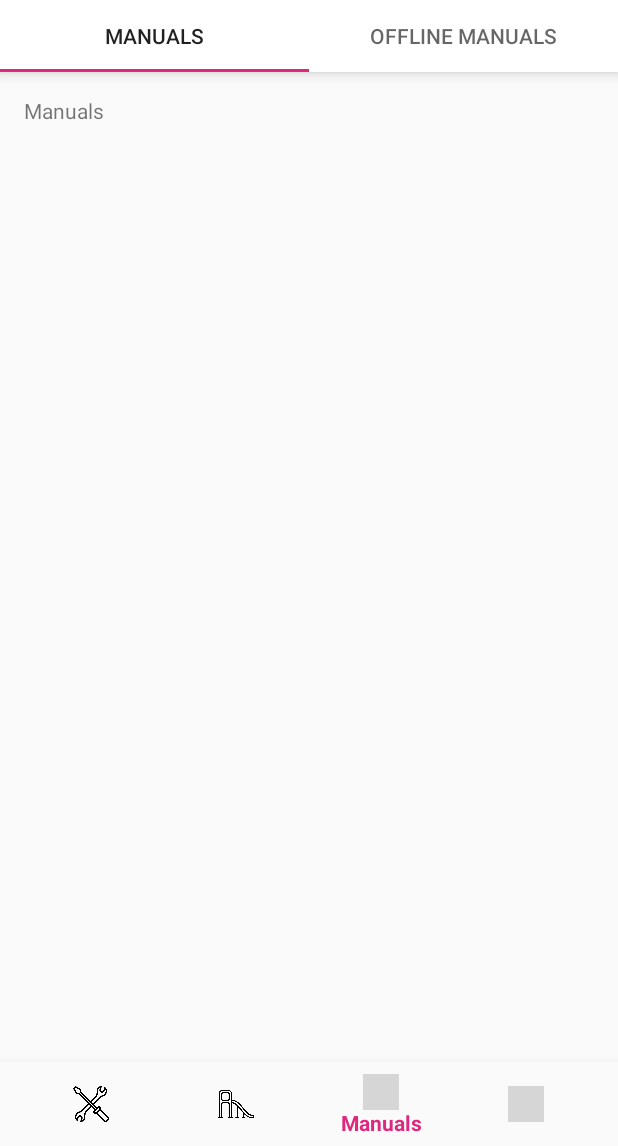
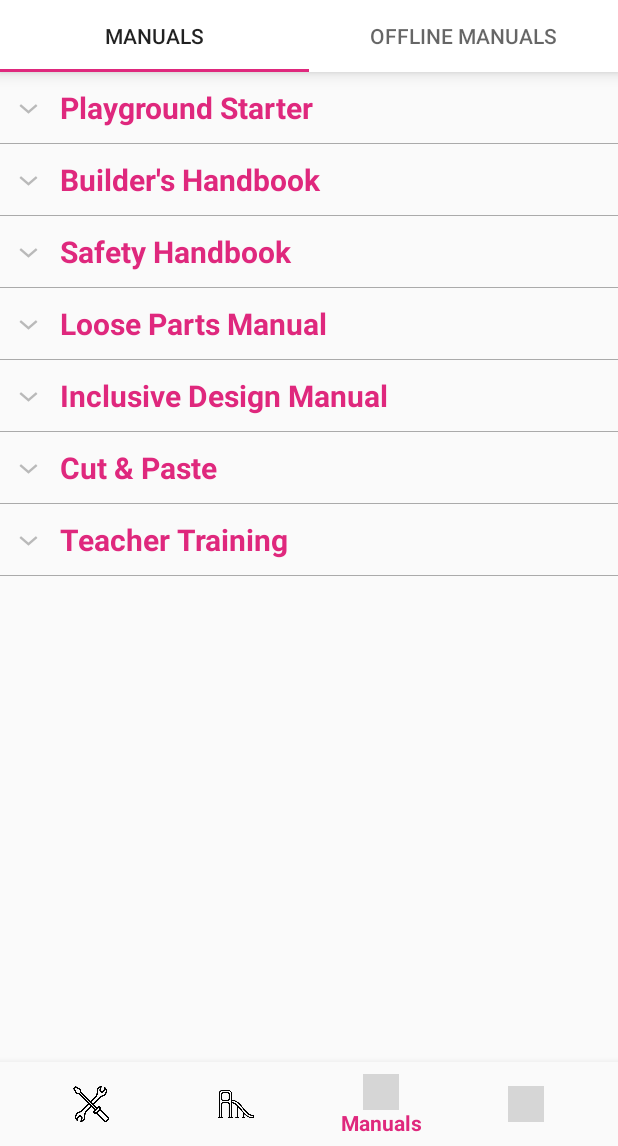
Before and after one commit to jaaasonwu/playgroundideas, an Android app: the screen it shows after launch (MainActivity), item 3 of the bottom bar chosen, on a phone screen of 412 x 824 dp, the part 90-1236 px from its top. Run offline under Robolectric (Android 15) with nearby library versions, the phone set to English and light mode, and no system bars; grey boxes are pictures that could not be loaded.

Commit message:
Implemented an expandable list for manual fragment

```diff
--- /dev/null
+++ b/app/src/main/java/com/playgroundideas/playgroundideas/ManualsExpandableListAdapter.java
@@ -0,0 +1,92 @@
+package com.playgroundideas.playgroundideas;
+
+import android.content.Context;
+import android.view.LayoutInflater;
+import android.view.View;
+import android.view.ViewGroup;
+import android.widget.BaseExpandableListAdapter;
+import android.widget.TextView;
+
+import java.util.HashMap;
+import java.util.List;
+
+
+public class ManualsExpandableListAdapter extends BaseExpandableListAdapter {
+    private Context mContext;
+    private List<String> mGroupHeader;
+    private HashMap<String, List<String>> mItemHeader;
+
+    public ManualsExpandableListAdapter(Context context, List<String> groupHeader,
+                                 HashMap<String, List<String>> itemHeader) {
+        this.mContext = context;
+        this.mGroupHeader = groupHeader;
+        this.mItemHeader = itemHeader;
+    }
+
+    @Override
+    public boolean isChildSelectable(int i, int i1) {
+        return true;
+    }
+
+    @Override
+    public int getGroupCount() {
+        return mItemHeader.size();
+    }
+
+    @Override
+    public Object getGroup(int i) {
+        return mGroupHeader.get(i);
+    }
+
+    @Override
+    public long getGroupId(int i) {
+        return i;
+    }
+
+    @Override
+    public View getGroupView(int i, boolean b, View view, ViewGroup viewGroup) {
+        String headerText = (String) getGroup(i);
+        if (view == null) {
+            LayoutInflater inflater = (LayoutInflater) mContext.getSystemService(Context.LAYOUT_INFLATER_SERVICE);
+            view = inflater.inflate(R.layout.manuals_list_group, null);
+        }
+        TextView headerView = view.findViewById(R.id.listTitle);
+        headerView.setText(headerText);
+
+        return view;
+    }
+
+    @Override
+    public int getChildrenCount(int i) {
+        return mItemHeader.get(mGroupHeader.get(i)).size();
+    }
+
+    @Override
+    public Object getChild(int i, int i1) {
+        return mItemHeader.get(mGroupHeader.get(i)).get(i1);
+    }
+    @Override
+    public long getChildId(int i, int i1) {
+        return i1;
+    }
+
+    @Override
+    public View getChildView(int i, int i1, boolean b, View view, ViewGroup viewGroup) {
+        final String childText = (String) getChild(i, i1);
+
+        if (view == null) {
+            LayoutInflater inflater = (LayoutInflater) mContext.getSystemService(Context.LAYOUT_INFLATER_SERVICE);
+            view = inflater.inflate(R.layout.manuals_list_item, null);
+
+        }
+        TextView itemText = view.findViewById(R.id.expandedListItem);
+
+        itemText.setText(childText);
+        return view;
+    }
+
+    @Override
+    public boolean hasStableIds() {
+        return false;
+    }
+}
--- a/app/src/main/java/com/playgroundideas/playgroundideas/ManualsFragment.java
+++ b/app/src/main/java/com/playgroundideas/playgroundideas/ManualsFragment.java
@@ -5,14 +5,92 @@ import android.support.v4.app.Fragment;
 import android.view.LayoutInflater;
 import android.view.View;
 import android.view.ViewGroup;
-import android.widget.TextView;
+import android.widget.ExpandableListAdapter;
+import android.widget.ExpandableListView;
+
+import java.util.ArrayList;
+import java.util.HashMap;
+import java.util.List;
 
 import static com.playgroundideas.playgroundideas.PagerAdapter.LEFT;
 import static com.playgroundideas.playgroundideas.PagerAdapter.RIGHT;
 
 public class ManualsFragment extends Fragment {
     int position;
+    private List<String> mGroupHeader;
+    private HashMap<String, List<String>> mItemHeader;
+    private ExpandableListView mManualsList;
+    private ExpandableListAdapter mManualsListAdapter;
     public ManualsFragment () {
+
+    }
+
+    private void fillListData() {
+        mGroupHeader = new ArrayList<>();
+        mItemHeader = new HashMap<>();
+
+        mGroupHeader.add("Playground Starter");
+        List<String> starter = new ArrayList<>();
+        starter.add("Welcome");
+        starter.add("Let's Build A Playground");
+        starter.add("Site Plan");
+        starter.add("Elements");
+        starter.add("Join Us!");
+        mItemHeader.put(mGroupHeader.get(0), starter);
+
+        mGroupHeader.add("Builder's Handbook");
+        List<String> builder = new ArrayList<>();
+        builder.add("Welcome");
+        builder.add("Let's Build A Playground");
+        builder.add("Site Plan");
+        builder.add("Elements");
+        builder.add("Join Us!");
+        mItemHeader.put(mGroupHeader.get(1), builder);
+
+        mGroupHeader.add("Safety Handbook");
+        List<String> safety = new ArrayList<>();
+        safety.add("Welcome");
+        safety.add("Let's Build A Playground");
+        safety.add("Site Plan");
+        safety.add("Elements");
+        safety.add("Join Us!");
+        mItemHeader.put(mGroupHeader.get(2), safety);
+
+        mGroupHeader.add("Loose Parts Manual");
+        List<String> looseParts = new ArrayList<>();
+        looseParts.add("Welcome");
+        looseParts.add("Let's Build A Playground");
+        looseParts.add("Site Plan");
+        looseParts.add("Elements");
+        looseParts.add("Join Us!");
+        mItemHeader.put(mGroupHeader.get(3), looseParts);
+
+        mGroupHeader.add("Inclusive Design Manual");
+        List<String> design = new ArrayList<>();
+        design.add("Welcome");
+        design.add("Let's Build A Playground");
+        design.add("Site Plan");
+        design.add("Elements");
+        design.add("Join Us!");
+        mItemHeader.put(mGroupHeader.get(4), design);
+
+        mGroupHeader.add("Cut & Paste");
+        List<String> cutPaste = new ArrayList<>();
+        cutPaste.add("Welcome");
+        cutPaste.add("Let's Build A Playground");
+        cutPaste.add("Site Plan");
+        cutPaste.add("Elements");
+        cutPaste.add("Join Us!");
+        mItemHeader.put(mGroupHeader.get(5), cutPaste);
+
+        mGroupHeader.add("Teacher Training");
+        List<String> training = new ArrayList<>();
+        training.add("Welcome");
+        training.add("Let's Build A Playground");
+        training.add("Site Plan");
+        training.add("Elements");
+        training.add("Join Us!");
+        mItemHeader.put(mGroupHeader.get(6), training);
 
     }
 
@@ -21,14 +99,18 @@ public class ManualsFragment extends Fragment {
         Bundle args = getArguments();
         position = args.getInt("position");
         View rootView = inflater.inflate(R.layout.fragment_manuals, container, false);
-        TextView text = rootView.findViewById(R.id.message);
+//        TextView text = rootView.findViewById(R.id.message);
+        fillListData();
+        mManualsList = rootView.findViewById(R.id.manuals_exp_list);
+        mManualsListAdapter = new ManualsExpandableListAdapter(this.getContext(), mGroupHeader, mItemHeader);
+        mManualsList.setAdapter(mManualsListAdapter);
+
 
         if (position == LEFT) {
-            text.setText(R.string.manuals);
-        } else {
-            if (position == RIGHT) {
-                text.setText(R.string.offline_manuals);
-            }
+//            text.setText(R.string.manuals);
+
+        } else if (position == RIGHT) {
+//            text.setText(R.string.offline_manuals);
         }
         return rootView;
     }
--- a/app/src/main/res/layout/activity_main.xml
+++ b/app/src/main/res/layout/activity_main.xml
@@ -12,7 +12,7 @@
         android:id="@+id/tab_layout"
         android:layout_width="match_parent"
         android:layout_height="wrap_content"
-        android:background="?attr/colorPrimary"
+        android:background="@android:color/white"
         android:elevation="6dp"/>
 
     <FrameLayout
--- a/app/src/main/res/layout/fragment_manuals.xml
+++ b/app/src/main/res/layout/fragment_manuals.xml
@@ -2,14 +2,12 @@
 <RelativeLayout xmlns:android="http://schemas.android.com/apk/res/android"
     android:layout_width="match_parent"
     android:layout_height="match_parent">
-    <TextView
-        android:id="@+id/message"
+    <ExpandableListView
+        android:id="@+id/manuals_exp_list"
+        android:layout_height="match_parent"
         android:layout_width="match_parent"
-        android:layout_height="wrap_content"
-        android:layout_marginBottom="@dimen/activity_vertical_margin"
-        android:layout_marginLeft="@dimen/activity_horizontal_margin"
-        android:layout_marginRight="@dimen/activity_horizontal_margin"
-        android:layout_marginTop="@dimen/activity_vertical_margin"
-        android:text="@string/manuals" />
+        android:indicatorLeft="?android:attr/expandableListPreferredItemIndicatorLeft"
+        android:divider="@android:color/darker_gray"
+        android:dividerHeight="0.5dp" />
 
 </RelativeLayout>
--- /dev/null
+++ b/app/src/main/res/layout/manuals_list_group.xml
@@ -0,0 +1,17 @@
+<?xml version="1.0" encoding="utf-8"?>
+
+<LinearLayout xmlns:android="http://schemas.android.com/apk/res/android"
+    android:orientation="vertical"
+    android:layout_width="match_parent"
+    android:layout_height="match_parent">
+    <TextView
+        android:id="@+id/listTitle"
+        android:layout_width="fill_parent"
+        android:layout_height="wrap_content"
+        android:paddingLeft="?android:attr/expandableListPreferredItemPaddingLeft"
+        android:textColor="@color/colorAccent"
+        android:paddingTop="10dp"
+        android:paddingBottom="10dp"
+        android:textSize="20sp"
+        android:textStyle="bold"/>
+</LinearLayout>
--- /dev/null
+++ b/app/src/main/res/layout/manuals_list_item.xml
@@ -0,0 +1,14 @@
+<?xml version="1.0" encoding="utf-8"?>
+
+<RelativeLayout xmlns:android="http://schemas.android.com/apk/res/android"
+    android:orientation="vertical" android:layout_width="match_parent"
+    android:layout_height="wrap_content">
+    <TextView
+        android:id="@+id/expandedListItem"
+        android:layout_width="fill_parent"
+        android:layout_height="wrap_content"
+        android:paddingLeft="?android:attr/expandableListPreferredChildPaddingLeft"
+        android:paddingTop="10dp"
+        android:paddingBottom="10dp"
+        android:textSize="16sp"/>
+</RelativeLayout>
```
Also changed, not shown: app/src/main/assets/MaterialIcons-Regular.ttf (added).
